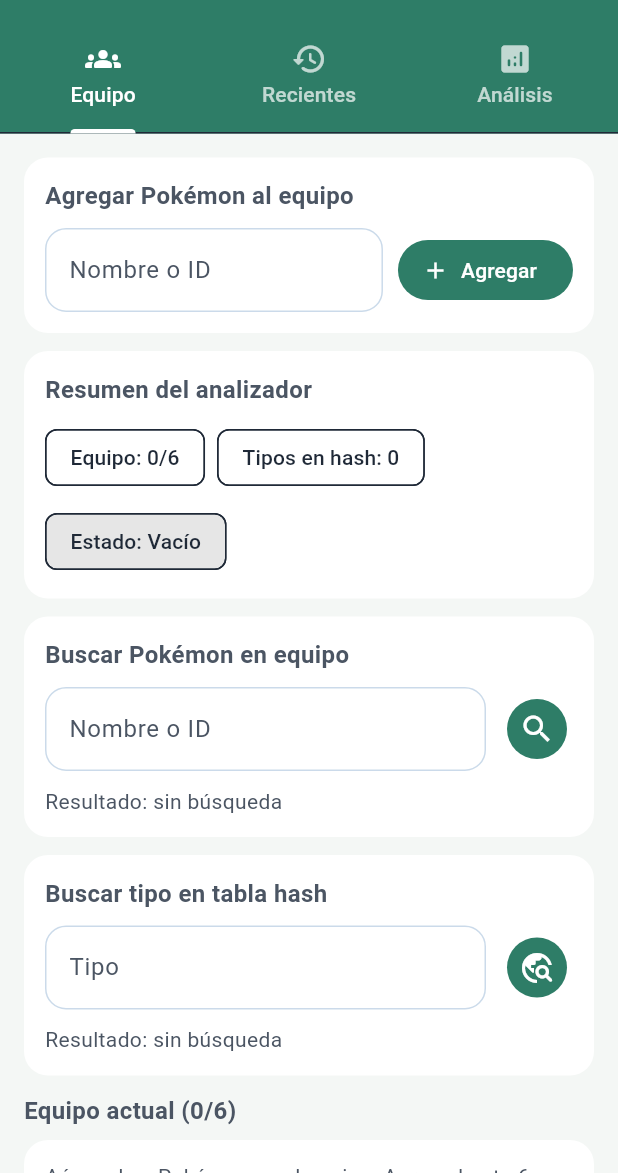
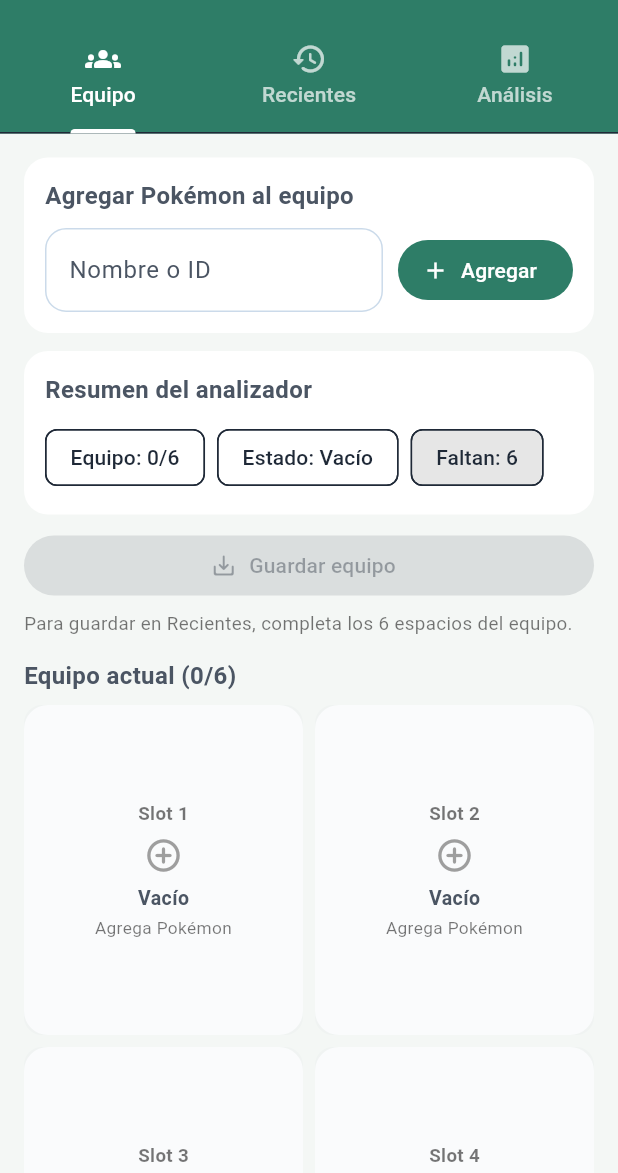
Before and after one commit to DanielLeivaUMG/proyecto-final-progra3, a Flutter app: the PantallaTablaHashPokemon screen opened directly, on a phone screen of 412 x 824 dp, the part 63-1236 px from its top. Run offline on Flutter 3.47's test engine with Material 3 defaults, Android fonts, the phone set to English and light mode, and no system bars; statements that could not run were skipped.

Commit message:
[INT3][E3] pulir armado de equipo y recomendaciones

```diff
--- a/lib/presentacion/pantallas/tabla_hash_pokemon/pantalla_tabla_hash_pokemon.dart
+++ b/lib/presentacion/pantallas/tabla_hash_pokemon/pantalla_tabla_hash_pokemon.dart
@@ -537,11 +537,13 @@
               resolverNombreTipo: _nombreTipoMostrado,
               resolverRelacionesTipo: _relacionesTipo,
               onEliminarPokemon: _eliminarPokemonDelEquipo,
+              onGuardarEquipo: _guardarEquipoActualEnRecientes,
+              puedeGuardarEquipo:
+                  _equipoPokemon.cantidad == 6 && !_cargandoRecientes,
             ),
             PestanaRecientesHash(
               equiposRecientes: _equiposRecientesPokemon.obtenerTodos(),
               cargandoOperacion: _cargandoRecientes,
-              onGuardarEquipoActual: _guardarEquipoActualEnRecientes,
               onCargarEquipo: _cargarEquipoReciente,
               onEliminarEquipo: _eliminarEquipoReciente,
               onLimpiarRecientes: _limpiarEquiposRecientes,
--- a/lib/presentacion/pantallas/tabla_hash_pokemon/pestana_equipo_hash.dart
+++ b/lib/presentacion/pantallas/tabla_hash_pokemon/pestana_equipo_hash.dart
@@ -1,9 +1,8 @@
 import 'package:flutter/material.dart';
 import 'package:proyecto_final_progra3/dominio/entidades/pokemon.dart';
 import 'package:proyecto_final_progra3/dominio/entidades/relaciones_danio_tipo.dart';
-import 'package:proyecto_final_progra3/presentacion/pantallas/tabla_hash_pokemon/widgets/buscador_tipo_hash.dart';
 import 'package:proyecto_final_progra3/presentacion/pantallas/tabla_hash_pokemon/widgets/resumen_analizador_hash.dart';
-import 'package:proyecto_final_progra3/presentacion/pantallas/tabla_hash_pokemon/widgets/tarjeta_pokemon_equipo.dart';
+import 'package:proyecto_final_progra3/presentacion/pantallas/tabla_hash_pokemon/widgets/tarjeta_slot_equipo.dart';
 
 class PestanaEquipoHash extends StatelessWidget {
   const PestanaEquipoHash({
@@ -27,6 +26,8 @@
     required this.resolverNombreTipo,
     required this.resolverRelacionesTipo,
     required this.onEliminarPokemon,
+    required this.onGuardarEquipo,
+    required this.puedeGuardarEquipo,
   });
 
   final TextEditingController controladorAgregar;
@@ -49,6 +50,8 @@
   final RelacionesDanioTipo? Function(String tipoInterno)
   resolverRelacionesTipo;
   final ValueChanged<Pokemon> onEliminarPokemon;
+  final VoidCallback onGuardarEquipo;
+  final bool puedeGuardarEquipo;
 
   @override
   Widget build(BuildContext context) {
@@ -109,85 +112,49 @@
             estadoEquipo: estadoEquipo,
             colorEstado: colorEstado,
           ),
-          const SizedBox(height: 12),
-          Card(
-            child: Padding(
-              padding: const EdgeInsets.all(14),
-              child: Column(
-                crossAxisAlignment: CrossAxisAlignment.start,
-                children: [
-                  const Text(
-                    'Buscar Pokémon en equipo',
-                    style: TextStyle(fontWeight: FontWeight.bold, fontSize: 16),
-                  ),
-                  const SizedBox(height: 10),
-                  Row(
-                    children: [
-                      Expanded(
-                        child: TextField(
-                          controller: controladorBuscarPokemon,
-                          decoration: InputDecoration(
-                            labelText: 'Nombre o ID',
-                            hintText: 'Ejemplo: charizard o 6',
-                            border: OutlineInputBorder(
-                              borderRadius: BorderRadius.circular(12),
-                            ),
-                          ),
-                          onSubmitted: (_) => onBuscarPokemon(),
-                        ),
-                      ),
-                      const SizedBox(width: 10),
-                      IconButton.filled(
-                        onPressed: onBuscarPokemon,
-                        icon: const Icon(Icons.search),
-                      ),
-                    ],
-                  ),
-                  const SizedBox(height: 10),
-                  Text(
-                    !seBuscoPokemon
-                        ? 'Resultado: sin búsqueda'
-                        : pokemonEncontrado == null
-                        ? 'Resultado: Pokémon no encontrado en el equipo.'
-                        : 'Resultado: ${pokemonEncontrado!.nombre} (ID: ${pokemonEncontrado!.id ?? "-"})',
-                  ),
-                ],
-              ),
+          const SizedBox(height: 10),
+          FilledButton.icon(
+            onPressed: puedeGuardarEquipo ? onGuardarEquipo : null,
+            icon: const Icon(Icons.save_alt_rounded),
+            label: const Text('Guardar equipo'),
+          ),
+          const SizedBox(height: 6),
+          if (!puedeGuardarEquipo)
+            const Text(
+              'Para guardar en Recientes, completa los 6 espacios del equipo.',
+              style: TextStyle(fontSize: 12.5, color: Colors.black54),
             ),
-          ),
-          const SizedBox(height: 12),
-          BuscadorTipoHash(
-            controladorBuscarTipo: controladorBuscarTipo,
-            seBuscoTipo: seBuscoTipo,
-            tipoEncontrado: tipoEncontrado,
-            resolverNombreTipo: resolverNombreTipo,
-            resolverRelacionesTipo: resolverRelacionesTipo,
-            onBuscarTipo: onBuscarTipo,
-          ),
-          const SizedBox(height: 12),
+          const SizedBox(height: 14),
           Text(
             'Equipo actual (${equipo.length}/6)',
             style: const TextStyle(fontSize: 16, fontWeight: FontWeight.bold),
           ),
           const SizedBox(height: 8),
-          if (equipo.isEmpty)
-            const Card(
-              child: Padding(
-                padding: EdgeInsets.all(14),
-                child: Text(
-                  'Aún no hay Pokémon en el equipo. Agrega hasta 6 para comenzar.',
-                ),
-              ),
-            )
-          else
-            ...equipo.map(
-              (Pokemon pokemon) => TarjetaPokemonEquipo(
+          GridView.builder(
+            shrinkWrap: true,
+            physics: const NeverScrollableScrollPhysics(),
+            itemCount: 6,
+            gridDelegate: const SliverGridDelegateWithFixedCrossAxisCount(
+              crossAxisCount: 2,
+              mainAxisSpacing: 8,
+              crossAxisSpacing: 8,
+              mainAxisExtent: 220,
+            ),
+            itemBuilder: (BuildContext context, int index) {
+              final Pokemon? pokemon = index < equipo.length
+                  ? equipo[index]
+                  : null;
+              return TarjetaSlotEquipo(
+                numeroSlot: index + 1,
                 pokemon: pokemon,
                 resolverNombreTipo: resolverNombreTipo,
                 resolverRelacionesTipo: resolverRelacionesTipo,
-                onEliminar: () => onEliminarPokemon(pokemon),
-              ),
-            ),
+                onEliminar: pokemon == null
+                    ? null
+                    : () => onEliminarPokemon(pokemon),
+              );
+            },
+          ),
         ],
       ),
     );
--- a/lib/presentacion/pantallas/tabla_hash_pokemon/widgets/resumen_analizador_hash.dart
+++ b/lib/presentacion/pantallas/tabla_hash_pokemon/widgets/resumen_analizador_hash.dart
@@ -32,9 +32,16 @@
               runSpacing: 8,
               children: [
                 Chip(label: Text('Equipo: $cantidadEquipo/6')),
-                Chip(label: Text('Tipos en hash: $cantidadTipos')),
+                if (estadoEquipo == 'Lleno')
+                  const Chip(label: Text('Estado: Completo'))
+                else
+                  Chip(label: Text('Estado: $estadoEquipo')),
                 Chip(
-                  label: Text('Estado: $estadoEquipo'),
+                  label: Text(
+                    cantidadEquipo < 6
+                        ? 'Faltan: ${6 - cantidadEquipo}'
+                        : 'Listo para guardar',
+                  ),
                   backgroundColor: colorEstado.withValues(alpha: 0.16),
                 ),
               ],
--- /dev/null
+++ b/lib/presentacion/pantallas/tabla_hash_pokemon/widgets/tarjeta_slot_equipo.dart
@@ -0,0 +1,150 @@
+import 'package:flutter/material.dart';
+import 'package:proyecto_final_progra3/dominio/entidades/pokemon.dart';
+import 'package:proyecto_final_progra3/dominio/entidades/relaciones_danio_tipo.dart';
+import 'package:proyecto_final_progra3/nucleo/utilidades/imagen_pokemon_helper.dart';
+import 'package:proyecto_final_progra3/presentacion/widgets/chip_tipo_pokemon.dart';
+import 'package:proyecto_final_progra3/presentacion/widgets/imagen_pokemon.dart';
+
+class TarjetaSlotEquipo extends StatelessWidget {
+  const TarjetaSlotEquipo({
+    super.key,
+    required this.numeroSlot,
+    required this.resolverNombreTipo,
+    required this.resolverRelacionesTipo,
+    this.pokemon,
+    this.onEliminar,
+  });
+
+  final int numeroSlot;
+  final Pokemon? pokemon;
+  final VoidCallback? onEliminar;
+  final String Function(String tipoInterno) resolverNombreTipo;
+  final RelacionesDanioTipo? Function(String tipoInterno)
+  resolverRelacionesTipo;
+
+  @override
+  Widget build(BuildContext context) {
+    if (pokemon == null) {
+      return Card(
+        child: Container(
+          padding: const EdgeInsets.all(8),
+          decoration: BoxDecoration(
+            borderRadius: BorderRadius.circular(12),
+            color: Colors.blueGrey.withValues(alpha: 0.03),
+          ),
+          child: Column(
+            mainAxisAlignment: MainAxisAlignment.center,
+            children: [
+              Text(
+                'Slot $numeroSlot',
+                style: const TextStyle(
+                  fontWeight: FontWeight.w700,
+                  fontSize: 12.5,
+                  color: Colors.black54,
+                ),
+              ),
+              const SizedBox(height: 6),
+              Icon(
+                Icons.add_circle_outline_rounded,
+                size: 26,
+                color: Colors.grey.shade500,
+              ),
+              const SizedBox(height: 6),
+              const Text(
+                'Vacío',
+                style: TextStyle(fontWeight: FontWeight.w600, fontSize: 13),
+              ),
+              const SizedBox(height: 2),
+              const Text(
+                'Agrega Pokémon',
+                style: TextStyle(fontSize: 11.5, color: Colors.black54),
+                textAlign: TextAlign.center,
+              ),
+            ],
+          ),
+        ),
+      );
+    }
+
+    final ReferenciasImagenPokemon? referencias =
+        ImagenPokemonHelper.obtenerReferenciasDesdeUrl(pokemon!.url);
+
+    return Card(
+      child: Padding(
+        padding: const EdgeInsets.all(8),
+        child: Column(
+          crossAxisAlignment: CrossAxisAlignment.start,
+          children: [
+            Row(
+              children: [
+                Text(
+                  'Slot $numeroSlot',
+                  style: const TextStyle(
+                    fontWeight: FontWeight.w700,
+                    fontSize: 12.5,
+                    color: Colors.black54,
+                  ),
+                ),
+                const Spacer(),
+                SizedBox(
+                  width: 24,
+                  height: 24,
+                  child: IconButton(
+                    padding: EdgeInsets.zero,
+                    tooltip: 'Eliminar del equipo',
+                    onPressed: onEliminar,
+                    icon: const Icon(Icons.close_rounded, size: 16),
+                  ),
+                ),
+              ],
+            ),
+            const SizedBox(height: 4),
+            Center(
+              child: ImagenPokemon(
+                imagenUrl: referencias?.urlPrincipal,
+                imagenFallbackUrl: referencias?.urlFallback,
+                tamano: 48,
+                radioBorde: 12,
+              ),
+            ),
+            const SizedBox(height: 6),
+            Text(
+              pokemon!.nombre,
+              maxLines: 1,
+              overflow: TextOverflow.ellipsis,
+              style: const TextStyle(fontWeight: FontWeight.w700, fontSize: 13),
+            ),
+            const SizedBox(height: 1),
+            Text(
+              'ID: ${pokemon!.id ?? "-"}',
+              style: const TextStyle(fontSize: 11.5, color: Colors.black87),
+            ),
+            const SizedBox(height: 4),
+            if (pokemon!.tipos.isEmpty)
+              const Text(
+                'Sin tipos',
+                style: TextStyle(fontSize: 11.5, color: Colors.black54),
+              )
+            else
+              Wrap(
+                spacing: 4,
+                runSpacing: 4,
+                children: pokemon!.tipos.map((String tipoInterno) {
+                  final RelacionesDanioTipo? relaciones =
+                      resolverRelacionesTipo(tipoInterno);
+                  return ChipTipoPokemon(
+                    idTipo: relaciones?.idTipo,
+                    nombre: resolverNombreTipo(tipoInterno),
+                    modoBadge: true,
+                    compacto: true,
+                    anchoBadge: 58,
+                    altoBadge: 20,
+                  );
+                }).toList(),
+              ),
+          ],
+        ),
+      ),
+    );
+  }
+}
```
Also changed, not shown: lib/presentacion/pantallas/tabla_hash_pokemon/pestana_analisis_hash.dart (+178 -27 lines), lib/presentacion/pantallas/tabla_hash_pokemon/pestana_recientes_hash.dart (+9 -21 lines).
